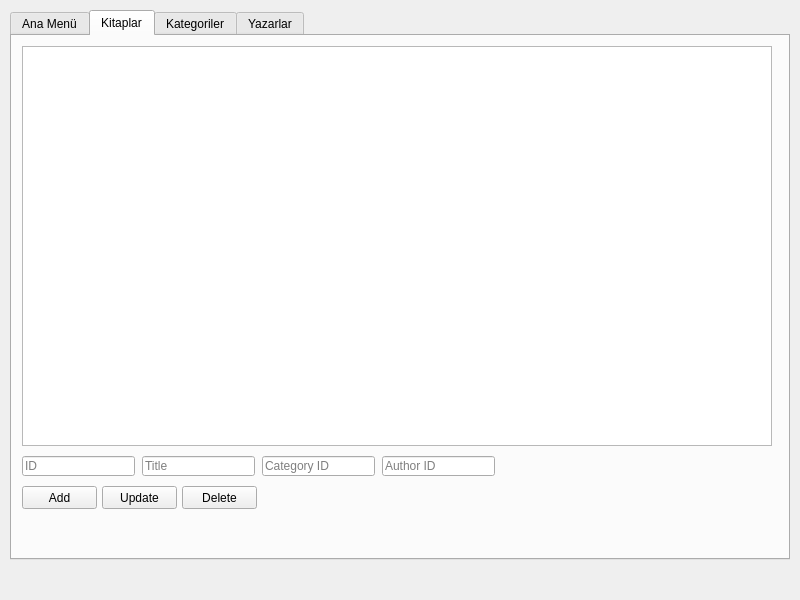
Above: MainWindow.ui from alperenkocyigit/simple_library_automation_pyqt5 before the change. Below: the same form after it.
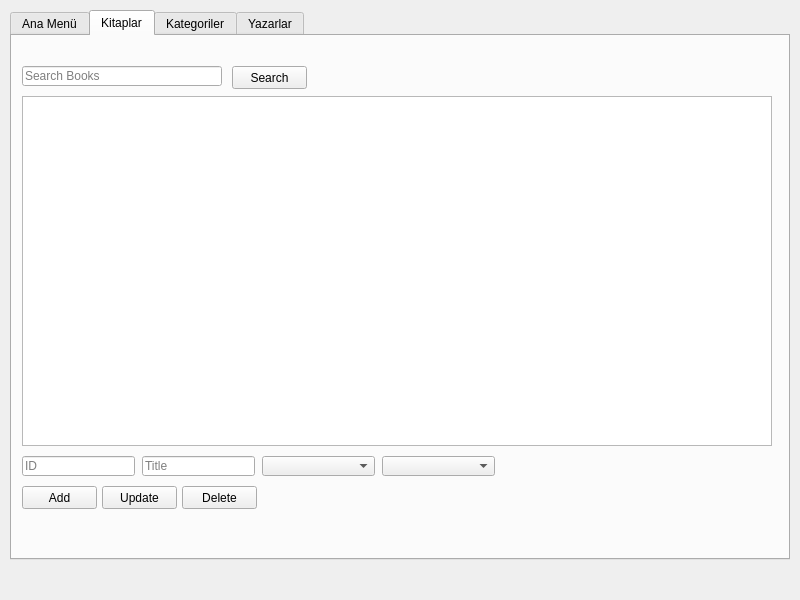
That is the form after the change. The open tabs and pages were chosen to show the change.

Commit message: Add Dropdown For Book Adding

The edit to the form file:
```diff
--- a/MainWindow.ui
+++ b/MainWindow.ui
@@ -36,9 +36,9 @@
       <property name="geometry">
        <rect>
         <x>10</x>
-        <y>10</y>
+        <y>60</y>
         <width>750</width>
-        <height>400</height>
+        <height>350</height>
        </rect>
       </property>
      </widget>
@@ -68,7 +68,7 @@
        <string>Title</string>
       </property>
      </widget>
-     <widget class="QLineEdit" name="lineEditBookCategory">
+     <widget class="QComboBox" name="comboBoxBookCategory">
       <property name="geometry">
        <rect>
         <x>250</x>
@@ -77,11 +77,8 @@
         <height>20</height>
        </rect>
       </property>
-      <property name="placeholderText">
-       <string>Category ID</string>
-      </property>
      </widget>
-     <widget class="QLineEdit" name="lineEditBookAuthor">
+     <widget class="QComboBox" name="comboBoxBookAuthor">
       <property name="geometry">
        <rect>
         <x>370</x>
@@ -90,9 +87,6 @@
         <height>20</height>
        </rect>
       </property>
-      <property name="placeholderText">
-       <string>Author ID</string>
-      </property>
      </widget>
      <widget class="QPushButton" name="pushButtonAddBook">
       <property name="geometry">
@@ -133,6 +127,32 @@
        <string>Delete</string>
       </property>
      </widget>
+     <widget class="QLineEdit" name="lineEditSearchBook">
+      <property name="geometry">
+       <rect>
+        <x>10</x>
+        <y>30</y>
+        <width>200</width>
+        <height>20</height>
+       </rect>
+      </property>
+      <property name="placeholderText">
+       <string>Search Books</string>
+      </property>
+     </widget>
+     <widget class="QPushButton" name="pushButtonSearchBook">
+      <property name="geometry">
+       <rect>
+        <x>220</x>
+        <y>30</y>
+        <width>75</width>
+        <height>23</height>
+       </rect>
+      </property>
+      <property name="text">
+       <string>Search</string>
+      </property>
+     </widget>
     </widget>
     <widget class="QWidget" name="tabCategories">
      <attribute name="title">
```
The commit also changes 2 other files.
